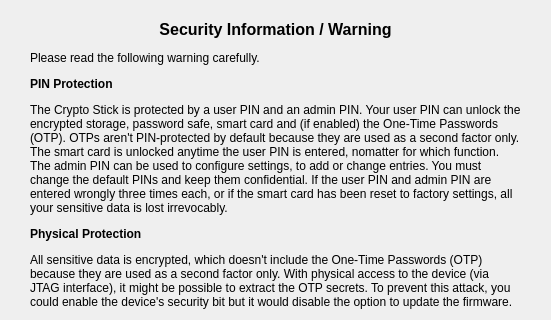
Nitrokey/nitrokey-app, file securitydialog.ui: the form before one commit; both pictures show x 0 to 551 and y 0 to 320 of the 551 by 669 pixel window.
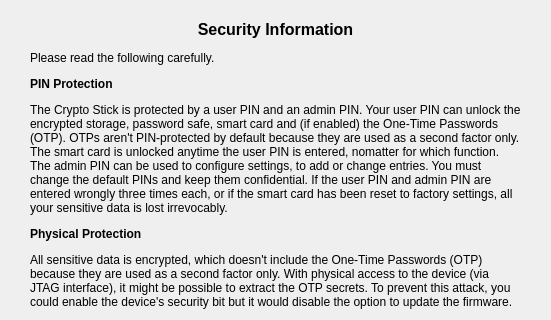
The form after the commit.

Patch:
```diff
--- a/securitydialog.ui
+++ b/securitydialog.ui
@@ -23,7 +23,7 @@
     </rect>
    </property>
    <property name="text">
-    <string>&lt;html&gt;&lt;head/&gt;&lt;body&gt;&lt;p align=&quot;center&quot;&gt;&lt;span style=&quot; font-size:12pt; font-weight:600;&quot;&gt;Security Information / Warning&lt;/span&gt;&lt;/p&gt;&lt;p&gt;Please read the following warning carefully.&lt;/p&gt;&lt;p&gt;&lt;span style=&quot; font-weight:600;&quot;&gt;PIN Protection&lt;/span&gt;&lt;/p&gt;&lt;p&gt;The Crypto Stick is protected by a user PIN and an admin PIN. Your user PIN can unlock the encrypted storage, password safe, smart card and (if enabled) the One-Time Passwords (OTP). OTPs aren't PIN-protected by default because they are used as a second factor only. The smart card is unlocked anytime the user PIN is entered, nomatter for which function. The admin PIN can be used to configure settings, to add or change entries. You must change the default PINs and keep them confidential. If the user PIN and admin PIN are entered wrongly three times each, or if the smart card has been reset to factory settings, all your sensitive data is lost irrevocably.&lt;/p&gt;&lt;p&gt;&lt;span style=&quot; font-weight:600;&quot;&gt;Physical Protection&lt;/span&gt;&lt;/p&gt;&lt;p&gt;All sensitive data is encrypted, which doesn't include the One-Time Passwords (OTP) because they are used as a second factor only. With physical access to the device (via JTAG interface), it might be possible to extract the OTP secrets. To prevent this attack, you could enable the device's security bit but it would disable the option to update the firmware.&lt;/p&gt;&lt;p&gt;&lt;span style=&quot; font-weight:600;&quot;&gt;Hidden Volumes&lt;/span&gt;&lt;/p&gt;&lt;p&gt;Hidden volumes require the mass storage initialized with random data. Hidden volumes are protected by the user PIN and a separate password which can be individual for each hidden volume. Without knowing these both credentials, the existance of the hidden volume can't be proven or disproven. The password for the hidden volume must be chosen strong and long enough to sustain a brute force attack. However, the hidden volume is stored on a flash storage with integrated wear leveling. This leaves the potential risk of leaking information to a sophisticated attacker which could reveal the existance of a hidden volume.&lt;/p&gt;&lt;/body&gt;&lt;/html&gt;</string>
+    <string>&lt;html&gt;&lt;head/&gt;&lt;body&gt;&lt;p align=&quot;center&quot;&gt;&lt;span style=&quot; font-size:12pt; font-weight:600;&quot;&gt;Security Information&lt;/span&gt;&lt;/p&gt;&lt;p&gt;Please read the following carefully.&lt;/p&gt;&lt;p&gt;&lt;span style=&quot; font-weight:600;&quot;&gt;PIN Protection&lt;/span&gt;&lt;/p&gt;&lt;p&gt;The Crypto Stick is protected by a user PIN and an admin PIN. Your user PIN can unlock the encrypted storage, password safe, smart card and (if enabled) the One-Time Passwords (OTP). OTPs aren't PIN-protected by default because they are used as a second factor only. The smart card is unlocked anytime the user PIN is entered, nomatter for which function. The admin PIN can be used to configure settings, to add or change entries. You must change the default PINs and keep them confidential. If the user PIN and admin PIN are entered wrongly three times each, or if the smart card has been reset to factory settings, all your sensitive data is lost irrevocably.&lt;/p&gt;&lt;p&gt;&lt;span style=&quot; font-weight:600;&quot;&gt;Physical Protection&lt;/span&gt;&lt;/p&gt;&lt;p&gt;All sensitive data is encrypted, which doesn't include the One-Time Passwords (OTP) because they are used as a second factor only. With physical access to the device (via JTAG interface), it might be possible to extract the OTP secrets. To prevent this attack, you could enable the device's security bit but it would disable the option to update the firmware.&lt;/p&gt;&lt;p&gt;&lt;span style=&quot; font-weight:600;&quot;&gt;Hidden Volumes&lt;/span&gt;&lt;/p&gt;&lt;p&gt;Hidden volumes require the mass storage initialized with random data. Hidden volumes are protected by the user PIN and a separate password which can be individual for each hidden volume. Without knowing these both credentials, the existance of the hidden volume can't be proven or disproven. The password for the hidden volume must be chosen strong and long enough to sustain a brute force attack. However, the hidden volume is stored on a flash storage with integrated wear leveling. This leaves the potential risk of leaking information to a sophisticated attacker which could reveal the existance of a hidden volume.&lt;/p&gt;&lt;/body&gt;&lt;/html&gt;</string>
    </property>
    <property name="alignment">
     <set>Qt::AlignLeading|Qt::AlignLeft|Qt::AlignTop</set>
```
